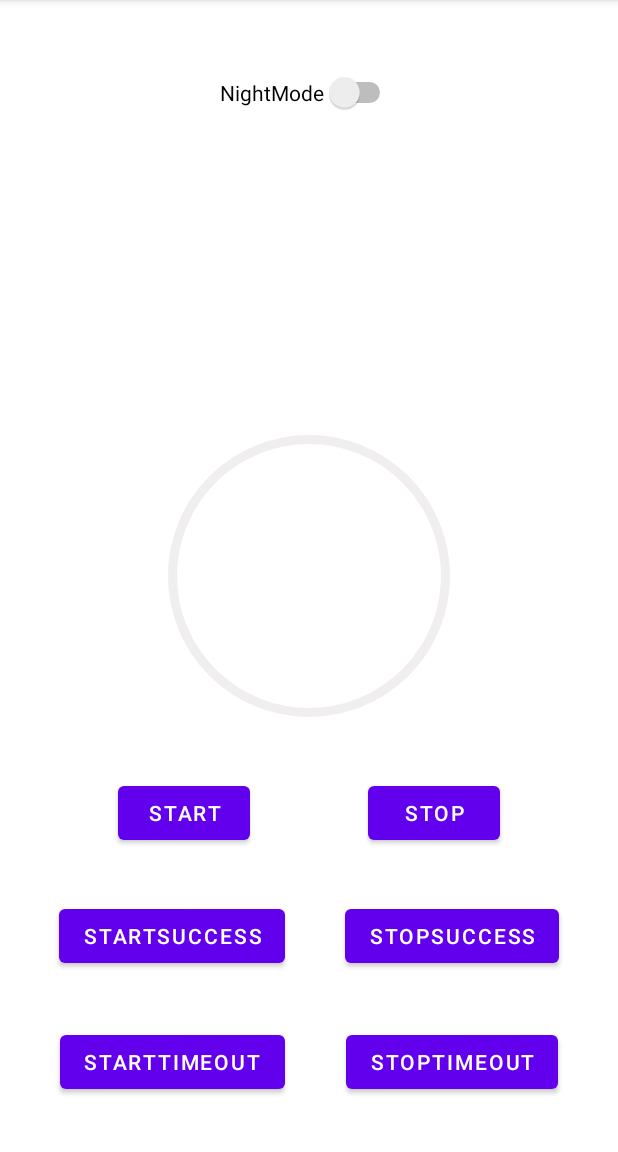
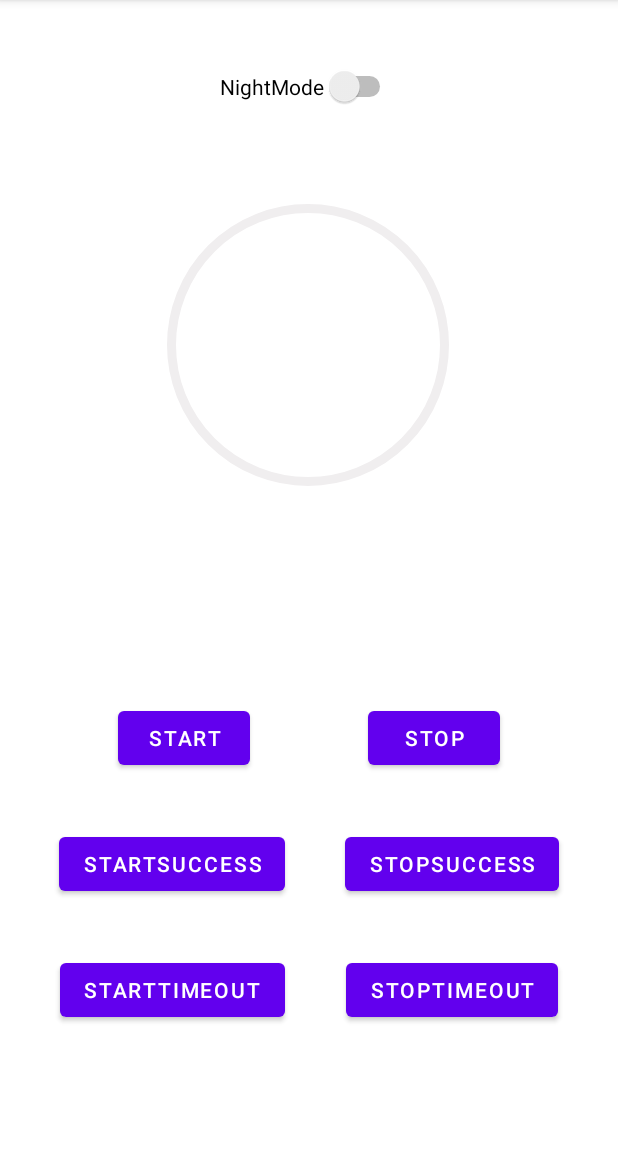
Before and after one commit to leptodon/ProgressBar, an Android app: the screen it shows after launch (MainActivity), on a phone screen of 412 x 824 dp, the part 84-1236 px from its top. Run offline under Robolectric (Android 15) with nearby library versions, the phone set to English and light mode, and no system bars.

Commit message:
some fix

```diff
--- a/app/src/main/java/ru/cactus/progressbar/MainActivity.kt
+++ b/app/src/main/java/ru/cactus/progressbar/MainActivity.kt
@@ -13,7 +13,8 @@ class MainActivity : AppCompatActivity() {
     override fun onCreate(savedInstanceState: Bundle?) {
         super.onCreate(savedInstanceState)
         setContentView(R.layout.activity_main)
-
+        AppCompatDelegate.setDefaultNightMode(
+            AppCompatDelegate.MODE_NIGHT_NO)
         val cpb: CustomProgressBar = findViewById(R.id.bar)
         val switch = findViewById<Switch>(R.id.switch1) as Switch
         switch.setOnClickListener{
--- a/app/src/main/java/ru/cactus/progressbar/animation/CustomProgressBar.kt
+++ b/app/src/main/java/ru/cactus/progressbar/animation/CustomProgressBar.kt
@@ -49,7 +49,7 @@ class CustomProgressBar @JvmOverloads constructor(
         private const val GLOW_STROKE_WIDTH: Int = 6
         private const val PADDING: Int = GLOW_STROKE_WIDTH / 2 + BODY_STROKE_WIDTH
         private const val BODY_LENGTH: Float = 240f
-        private const val NORMALIZED_GRADIENT_LENGTH: Float = BODY_LENGTH / 480f
+        private const val NORMALIZED_GRADIENT_LENGTH: Float = BODY_LENGTH / 720f
         private const val ROTATION_LENGTH: Float = 360f
         private const val ROTATION_DURATION: Long = 2000
         private const val TAIL_GROW_DURATION: Long = 4000
@@ -94,7 +94,7 @@ class CustomProgressBar @JvmOverloads constructor(
         mPaintGlow.set(mPaintBody)
         mPaintGlow.color = baseColor
         mPaintGlow.strokeWidth = mGlowStrokeWidthPx
-        mPaintGlow.alpha = 200
+        mPaintGlow.alpha = 250
         mPaintGlow.maskFilter = BlurMaskFilter(mBodyStrokeWidthPx, BlurMaskFilter.Blur.OUTER)
 
         mBodyGradientFromToColors = intArrayOf(Color.TRANSPARENT, baseColor)
--- a/app/src/main/res/layout/activity_main.xml
+++ b/app/src/main/res/layout/activity_main.xml
@@ -12,19 +12,21 @@
         android:layout_height="200dp"
         app:layout_constraintBottom_toBottomOf="parent"
         app:layout_constraintEnd_toEndOf="parent"
+        app:layout_constraintHorizontal_bias="0.497"
         app:layout_constraintStart_toStartOf="parent"
-        app:layout_constraintTop_toTopOf="parent" />
+        app:layout_constraintTop_toTopOf="parent"
+        app:layout_constraintVertical_bias="0.229" />
 
     <Button
         android:id="@+id/start"
         android:layout_width="wrap_content"
         android:layout_height="wrap_content"
+        android:layout_marginBottom="36dp"
         android:text="start"
         app:layout_constraintBottom_toTopOf="@+id/startSuccess"
         app:layout_constraintEnd_toStartOf="@+id/stop"
         app:layout_constraintHorizontal_bias="0.5"
-        app:layout_constraintStart_toStartOf="parent"
-        app:layout_constraintTop_toBottomOf="@+id/bar" />
+        app:layout_constraintStart_toStartOf="parent" />
 
     <Button
         android:id="@+id/startSuccess"
@@ -41,7 +43,7 @@
         android:id="@+id/startTimeout"
         android:layout_width="wrap_content"
         android:layout_height="wrap_content"
-        android:layout_marginBottom="36dp"
+        android:layout_marginBottom="84dp"
         android:text="startTimeout"
         app:layout_constraintBottom_toBottomOf="parent"
         app:layout_constraintEnd_toStartOf="@+id/stopTimeout"
@@ -52,12 +54,12 @@
         android:id="@+id/stop"
         android:layout_width="wrap_content"
         android:layout_height="wrap_content"
+        android:layout_marginBottom="36dp"
         android:text="stop"
         app:layout_constraintBottom_toTopOf="@+id/stopSuccess"
         app:layout_constraintEnd_toEndOf="parent"
         app:layout_constraintHorizontal_bias="0.5"
-        app:layout_constraintStart_toEndOf="@+id/start"
-        app:layout_constraintTop_toBottomOf="@+id/bar" />
+        app:layout_constraintStart_toEndOf="@+id/start" />
 
     <Button
         android:id="@+id/stopSuccess"
@@ -74,7 +76,7 @@
         android:id="@+id/stopTimeout"
         android:layout_width="wrap_content"
         android:layout_height="wrap_content"
-        android:layout_marginBottom="36dp"
+        android:layout_marginBottom="84dp"
         android:text="stopTimeout"
         app:layout_constraintBottom_toBottomOf="parent"
         app:layout_constraintEnd_toEndOf="parent"
@@ -91,6 +93,6 @@
         app:layout_constraintHorizontal_bias="0.498"
         app:layout_constraintStart_toStartOf="parent"
         app:layout_constraintTop_toTopOf="parent"
-        app:layout_constraintVertical_bias="0.188" />
+        app:layout_constraintVertical_bias="0.431" />
 
 </androidx.constraintlayout.widget.ConstraintLayout>
--- a/app/src/main/res/values-night/themes.xml
+++ b/app/src/main/res/values-night/themes.xml
@@ -5,6 +5,9 @@
         <item name="colorPrimary">@color/purple_200</item>
         <item name="colorPrimaryVariant">@color/purple_700</item>
         <item name="colorOnPrimary">@color/black</item>
+        <item name="baseColor">@color/orange</item>
+        <item name="altColor">@color/blue</item>
+        <item name="mBackgroundColor">@color/grey</item>
         <!-- Secondary brand color. -->
         <item name="colorSecondary">@color/teal_200</item>
         <item name="colorSecondaryVariant">@color/teal_200</item>
--- a/app/src/main/res/values/attrs.xml
+++ b/app/src/main/res/values/attrs.xml
@@ -1,6 +1,13 @@
 <?xml version="1.0" encoding="utf-8"?>
 <resources>
+<!--
     <declare-styleable name="CustomProgressBar" >
         <attr name="textasd" format="color"/>
     </declare-styleable>
+-->
+
+    <attr name="baseColor" format="reference" />
+    <attr name="altColor" format="reference" />
+    <attr name="mBackgroundColor" format="reference" />
+
 </resources>
--- a/app/src/main/res/values/themes.xml
+++ b/app/src/main/res/values/themes.xml
@@ -5,6 +5,9 @@
         <item name="colorPrimary">@color/purple_500</item>
         <item name="colorPrimaryVariant">@color/purple_700</item>
         <item name="colorOnPrimary">@color/white</item>
+        <item name="baseColor">@color/blue</item>
+        <item name="altColor">@color/orange</item>
+        <item name="mBackgroundColor">@color/grey</item>
         <!-- Secondary brand color. -->
         <item name="colorSecondary">@color/teal_200</item>
         <item name="colorSecondaryVariant">@color/teal_700</item>
```
